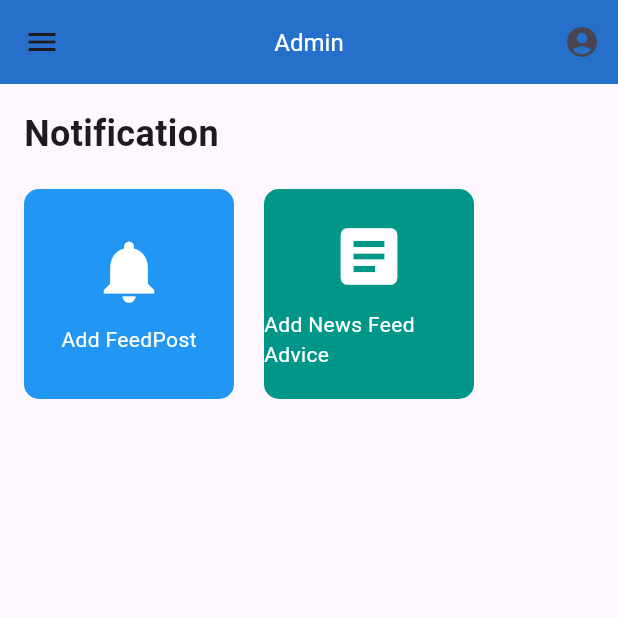
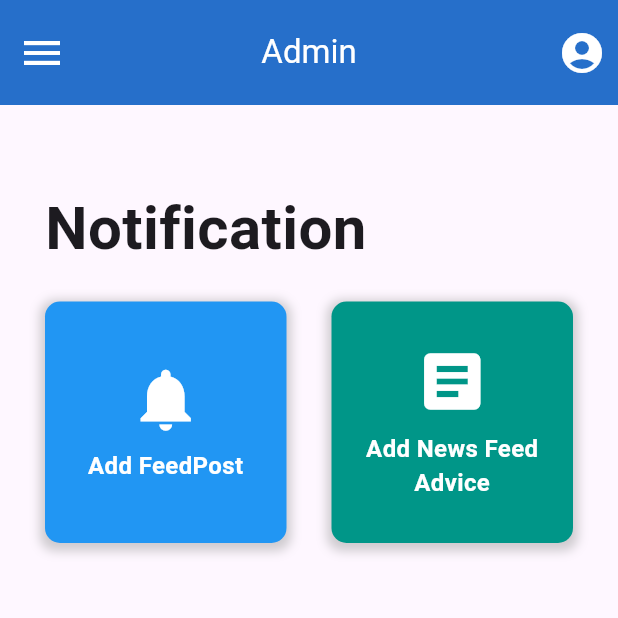
Before and after one commit to dean00sg/PetsCare, a Flutter app: the NotificationWidget screen opened by its route, on a phone screen of 412 x 824 dp, the top half of it. Run offline on Flutter 3.47's test engine with Material 3 defaults, Android fonts, the phone set to English and light mode, and no system bars; our stand-ins replace bloc, equatable, flutter_bloc, jwt_decoder, logger, shared_preferences; accounts and stored records are empty; network calls fail; statements that could not run were skipped.

Commit message:
Frontend : add check info admin page and fix profile button click to profile page

```diff
--- /dev/null
+++ b/frontend/lib/admin/appbar/navbar.dart
@@ -0,0 +1,30 @@
+import 'package:flutter/material.dart';
+
+class Navbar extends StatelessWidget implements PreferredSizeWidget {
+  const Navbar({super.key});
+
+  @override
+  Widget build(BuildContext context) {
+    return AppBar(
+      backgroundColor: const Color.fromARGB(255, 38, 111, 202),
+      iconTheme: const IconThemeData(size: 32, color: Colors.white),
+      title: const Text(
+        'Admin',
+        style: TextStyle(fontSize: 22, color: Colors.white),
+      ),
+      centerTitle: true,
+      actions: [
+        IconButton(
+          icon: const Icon(Icons.account_circle, size: 32, color: Colors.white),
+          onPressed: () {
+            Navigator.pushNamed(context, '/profileadmin');
+          },
+        ),
+      ],
+      toolbarHeight: 70,
+    );
+  }
+
+  @override
+  Size get preferredSize => const Size.fromHeight(70);
+}
--- /dev/null
+++ b/frontend/lib/admin/event/check_info_event.dart
@@ -0,0 +1,14 @@
+import 'package:equatable/equatable.dart';
+
+abstract class AdminCheckInfoEvent extends Equatable {
+  @override
+  List<Object> get props => [];
+}
+
+class CheckAllUsersEvent extends AdminCheckInfoEvent {}
+
+class CheckUsersByNameEvent extends AdminCheckInfoEvent {}
+
+class CheckOwnersOfPetsEvent extends AdminCheckInfoEvent {}
+
+class CheckVaccinesOfPetsEvent extends AdminCheckInfoEvent {}
--- /dev/null
+++ b/frontend/lib/admin/state/check_info_state.dart
@@ -0,0 +1,16 @@
+import 'package:equatable/equatable.dart';
+
+abstract class AdminCheckInfoState extends Equatable {
+  @override
+  List<Object> get props => [];
+}
+
+class AdminCheckInfoInitial extends AdminCheckInfoState {}
+
+class CheckingAllUsersState extends AdminCheckInfoState {}
+
+class CheckingUsersByNameState extends AdminCheckInfoState {}
+
+class CheckingOwnersOfPetsState extends AdminCheckInfoState {}
+
+class CheckingVaccinesOfPetsState extends AdminCheckInfoState {}
--- /dev/null
+++ b/frontend/lib/admin/style/notification_stye.dart
@@ -0,0 +1,19 @@
+import 'package:flutter/material.dart';
+
+final BoxDecoration notificationCardDecoration = BoxDecoration(
+  borderRadius: BorderRadius.circular(10.0),
+  boxShadow: [
+    BoxShadow(
+      color: Colors.grey.withOpacity(0.5),
+      spreadRadius: 3,
+      blurRadius: 5,
+      offset: const Offset(0, 2), // changes position of shadow
+    ),
+  ],
+);
+
+const TextStyle notificationCardTextStyle = TextStyle(
+  color: Colors.white,
+  fontSize: 16,
+  fontWeight: FontWeight.bold,
+);
--- a/frontend/lib/admin/widget/notification_main.dart
+++ b/frontend/lib/admin/widget/notification_main.dart
@@ -1,9 +1,10 @@
-// widgets/notification_widget.dart
 import 'package:flutter/material.dart';
 import 'package:flutter_bloc/flutter_bloc.dart';
+import 'package:frontend/admin/appbar/navbar.dart';
+import 'package:frontend/admin/appbar/sidebar.dart';
 import 'package:frontend/admin/bloc/notification_main.dart';
 import 'package:frontend/admin/event/notification_main.dart';
-import 'package:frontend/admin/state/notification_main.dart';
+import 'package:frontend/admin/style/notification_stye.dart';
 
 class NotificationWidget extends StatelessWidget {
   const NotificationWidget({super.key});
@@ -11,159 +12,74 @@ class NotificationWidget extends StatelessWidget {
   @override
   Widget build(BuildContext context) {
     return Scaffold(
-      appBar: AppBar(
-        backgroundColor: const Color.fromARGB(255, 38, 111, 202), // Consistent AppBar style
-        title: const Text(
-          'Admin',
-          style: TextStyle(fontSize: 16, color: Colors.white),
-        ),
-        centerTitle: true,
-        actions: [
-          PopupMenuButton<String>(
-            icon: const Icon(Icons.account_circle),
-            onSelected: (String result) {
-              if (result == 'profile') {
-                Navigator.pushNamed(context, '/profileadmin');
-              } else if (result == 'signout') {
-                Navigator.pushNamed(context, '/');
-              }
-            },
-            itemBuilder: (BuildContext context) => [
-              const PopupMenuItem<String>(
-                value: 'profile',
-                child: Text('PROFILE'),
-              ),
-              const PopupMenuItem<String>(
-                value: 'signout',
-                child: Text('SIGN OUT'),
-              ),
-            ],
-          ),
-        ],
-      ),
-      drawer: Drawer(
-        child: ListView(
-          children: <Widget>[
-            const DrawerHeader(
-              decoration: BoxDecoration(
-                color: Color.fromARGB(255, 38, 111, 202),
-              ),
-              child: Text(
-                'Admin Service',
+      appBar: const Navbar(),
+      drawer: const Sidebar(),
+      body: Padding(
+        padding: const EdgeInsets.symmetric(horizontal: 30, vertical: 50), // ปรับ padding
+        child: Column(
+          crossAxisAlignment: CrossAxisAlignment.start,
+          children: [
+            const SizedBox(height: 4), // ปรับระยะห่างระหว่างหัวข้อและ GridView
+            const Text(
+              'Notification',
               style: TextStyle(
-                  color: Colors.white,
-                  fontSize: 24,
+                fontSize: 40, // ปรับขนาดตัวอักษร
+                fontWeight: FontWeight.bold,
               ),
             ),
-            ),
-            ListTile(
-              title: const Text('FeedPost'),
+            const SizedBox(height: 20), // ปรับระยะห่างระหว่างหัวข้อและ GridView
+            Expanded(
+              child: GridView.count(
+                crossAxisCount: 2,
+                mainAxisSpacing: 30, // ระยะห่างระหว่างแถว
+                crossAxisSpacing: 30, // ระยะห่างระหว่างคอลัมน์
+                childAspectRatio: 1, // เปลี่ยนให้เป็นสี่เหลี่ยมจัตุรัส
+                children: [
+                  _buildNotificationCard(
+                    context,
+                    title: 'Add FeedPost',
+                    icon: Icons.notifications,
+                    color: Colors.blue,
                     onTap: () {
-                Navigator.pushNamed(context, '/feedadmin');
+                      Navigator.of(context).pushNamed('/addfeedpost');
+                      BlocProvider.of<NotificationBloc>(context).add(AddNotificationEvent());
                     },
                   ),
-            ListTile(
-              title: const Text('Check Info'),
+                  _buildNotificationCard(
+                    context,
+                    title: 'Add News Feed Advice',
+                    icon: Icons.article,
+                    color: Colors.teal,
                     onTap: () {
-                Navigator.pushNamed(context, '/pet');
-              },
-            ),
-            ListTile(
-              title: const Text('Add Notification'),
-              onTap: () {
-                // Handle tap
+                      BlocProvider.of<NotificationBloc>(context).add(AddNewsFeedAdviceEvent());
                     },
                   ),
                 ],
               ),
             ),
-      body: BlocProvider(
-        create: (_) => NotificationBloc(),
-        child: BlocBuilder<NotificationBloc, NotificationState>(
-          builder: (context, state) {
-            return Padding(
-              padding: const EdgeInsets.all(16.0),
-              child: Column(
-                crossAxisAlignment: CrossAxisAlignment.start,
-                children: [
-                  const Text(
-                    'Notification',
-                    style: TextStyle(
-                      fontSize: 24,
-                      fontWeight: FontWeight.bold,
-                    ),
-                  ),
-                  const SizedBox(height: 20),
-                  Row(
-                    children: [
-                      // Add Notification Button
-                      GestureDetector(
-                        onTap: () {
-                          Navigator.of(context).pushNamed('/addfeedpost');
-                          BlocProvider.of<NotificationBloc>(context).add(AddNotificationEvent());
-                        },
-                        child: Container(
-                          width: 140,
-                          height: 140,
-                          decoration: BoxDecoration(
-                            color: Colors.blue,
-                            borderRadius: BorderRadius.circular(10),
-                          ),
-                          child: const Column(
-                            mainAxisAlignment: MainAxisAlignment.center,
-                            children: [
-                              Icon(Icons.notifications, size: 50, color: Colors.white),
-                              SizedBox(height: 10),
-                              Text(
-                                'Add FeedPost',
-                                style: TextStyle(
-                                  color: Colors.white,
-                                ),
-                              ),
           ],
         ),
       ),
-                      ),
-                      const SizedBox(width: 20),
-                      // Add News Feed Advice Button
-                      GestureDetector(
-                        onTap: () {
-                          BlocProvider.of<NotificationBloc>(context).add(AddNewsFeedAdviceEvent());
-                        },
+    );
+  }
+
+  Widget _buildNotificationCard(BuildContext context,
+      {required String title, required IconData icon, required Color color, required VoidCallback onTap}) {
+    return GestureDetector(
+      onTap: onTap,
       child: Container(
-                          width: 140,
-                          height: 140,
-                          decoration: BoxDecoration(
-                            color: Colors.teal,
-                            borderRadius: BorderRadius.circular(10),
-                          ),
-                          child: const Column(
+        decoration: notificationCardDecoration.copyWith(color: color), // ใช้ decoration จาก style file
+        child: Column(
           mainAxisAlignment: MainAxisAlignment.center,
           children: [
-                              Icon(Icons.article, size: 50, color: Colors.white),
-                              SizedBox(height: 10),
+            Icon(icon, size: 50, color: Colors.white),
+            const SizedBox(height: 8), // ระยะห่างระหว่างไอคอนและข้อความ
             Text(
-                                'Add News Feed Advice',
-                                style: TextStyle(
-                                  color: Colors.white,
-                                ),
+              title,
+              style: notificationCardTextStyle, // ใช้ text style จาก style file
+              textAlign: TextAlign.center,
             ),
           ],
-                          ),
-                        ),
-                      ),
-                    ],
-                  ),
-                  const SizedBox(height: 20),
-                  // Display state updates (if needed)
-                  if (state is NotificationAddedState)
-                    const Text('Notification added!'),
-                  if (state is NewsFeedAdviceAddedState)
-                    const Text('News Feed Advice added!'),
-                ],
-              ),
-            );
-          },
         ),
       ),
     );
--- a/frontend/lib/users/widget_screen/feed_screen.dart
+++ b/frontend/lib/users/widget_screen/feed_screen.dart
@@ -1,7 +1,7 @@
 import 'package:flutter/material.dart';
 import 'package:flutter_bloc/flutter_bloc.dart';
 import '../appbar/navbar.dart';
-import '../appbar/sidebar.dart';
+import '../appbar/slidebar.dart';
 import '../bloc/feed_bloc.dart';
 import '../event/feed_event.dart';
 import '../state/feed_state.dart';
--- a/frontend/lib/users/widget_screen/pet_screen.dart
+++ b/frontend/lib/users/widget_screen/pet_screen.dart
@@ -1,7 +1,7 @@
 import 'package:flutter/material.dart';
 import 'package:flutter_bloc/flutter_bloc.dart';
 import 'package:frontend/users/appbar/navbar.dart';
-import 'package:frontend/users/appbar/sidebar.dart';
+import 'package:frontend/users/appbar/slidebar.dart';
 import 'package:frontend/users/bloc/pet_bloc.dart';
 import 'package:frontend/users/event/pet_event.dart';
 import 'package:frontend/users/state/pet_state.dart';
```
Also changed, not shown: frontend/lib/admin/appbar/slidebar.dart (added, +62 -0 lines), frontend/lib/admin/bloc/check_info_bloc.dart (added, +22 -0 lines), frontend/lib/admin/models/check_info_model.dart (added, +36 -0 lines), frontend/lib/admin/style/check_info_stye.dart (added, +19 -0 lines), frontend/lib/admin/widget/check_info_screen.dart (added, +85 -0 lines), frontend/lib/admin/widget/feed_admin.dart (+4 -69 lines), frontend/lib/main.dart (+13 -5 lines), frontend/lib/users/appbar/slidebar.dart (renamed from frontend/lib/users/appbar/sidebar.dart). Lines whose indentation alone changed are shown as unchanged.
